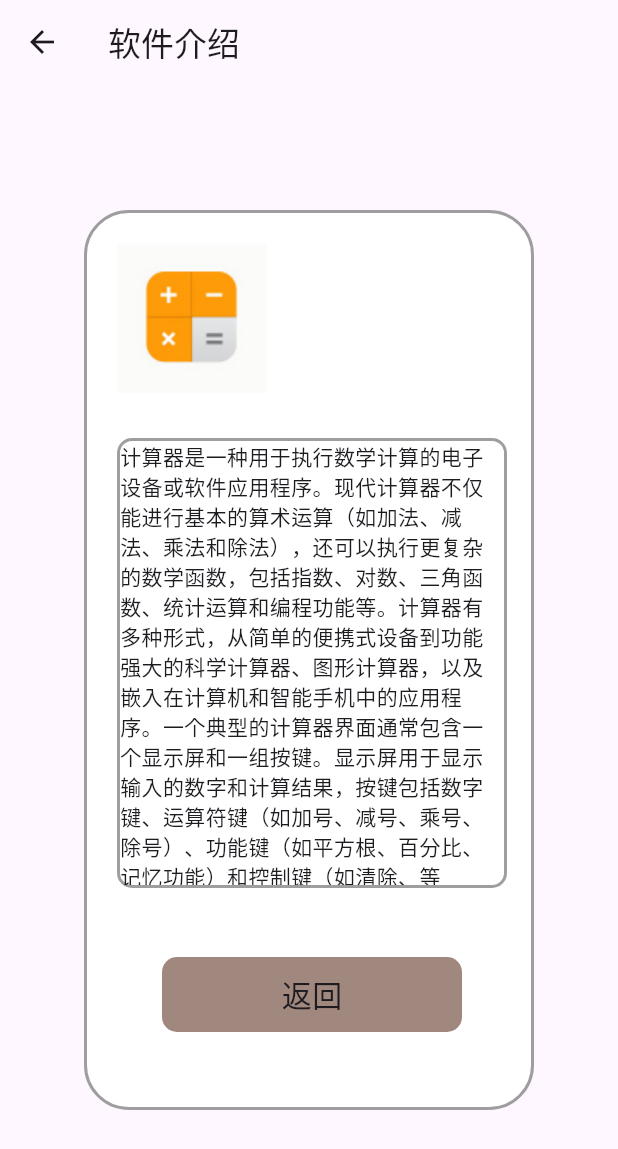
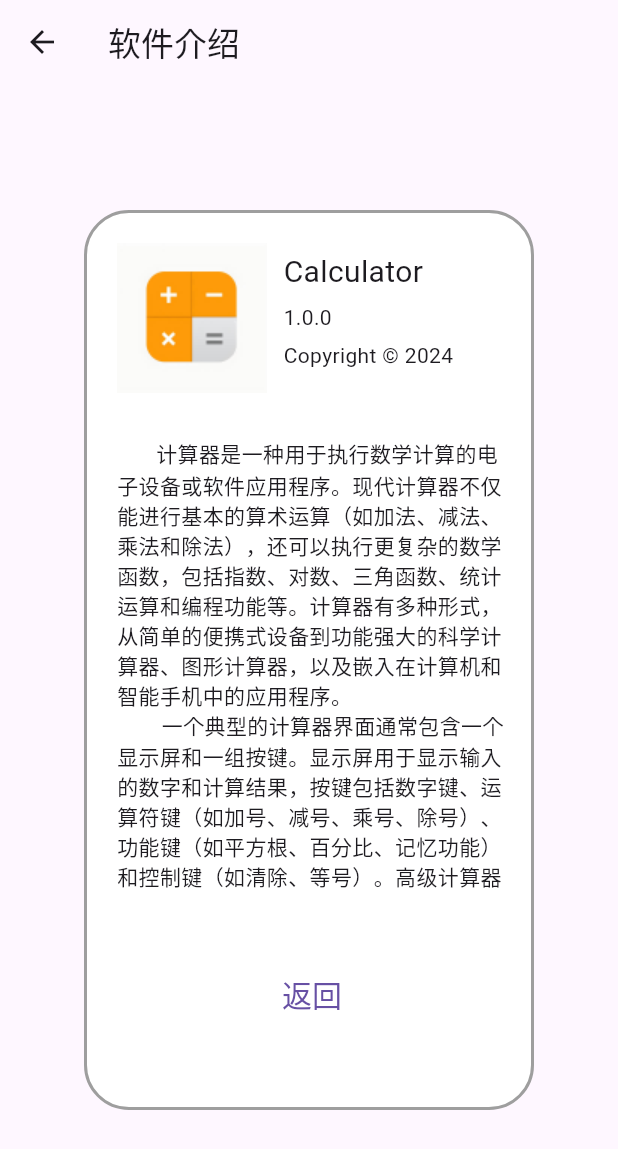
Before and after one commit to CoderMonstor/calculater, a Flutter app: the DetailsPage screen opened directly, on a phone screen of 412 x 824 dp. Shown: the top 1149 px of the screen. Run offline on Flutter 3.47's test engine with Material 3 defaults, Android fonts, the light colour scheme and no system bars; our stand-ins replace audioplayers; missing offline and left inert: shake_animation_widget.

Commit message:
结构优化

```diff
--- a/lib/about/details.dart
+++ /dev/null
@@ -1,163 +0,0 @@
-// import 'package:flutter/material.dart';
-//
-// class DetailsPage extends StatefulWidget {
-//   const DetailsPage({super.key});
-//
-//   @override
-//   State<DetailsPage> createState() => _DetailsPageState();
-// }
-//
-// class _DetailsPageState extends State<DetailsPage> {
-//   @override
-//   Widget build(BuildContext context) {
-//     return Scaffold(
-//       appBar: AppBar(
-//         title: const Text('软件介绍'),
-//       ),
-//       body: Column(
-//         children: [
-//            Row(
-//               children: [
-//                 Expanded(
-//                   child: Hero(
-//                       tag: 'imageHero',
-//                       child: Image.asset("assets/images/logo.png")),
-//                 ),
-//                 const Flexible(
-//                   child: Text("计算器是一种用于执行数学计算的电子设备或软件应用程序。"
-//                       "现代计算器不仅能进行基本的算术运算（如加法、减法、乘法和除法），"
-//                       "还可以执行更复杂的数学函数，包括指数、对数、三角函数、统计运算和编程功能等。"
-//                       "计算器有多种形式，从简单的便携式设备到功能强大的科学计算器、图形计算器，以及嵌入在计算机和智能手机中的应用程序。"
-//                       "一个典型的计算器界面通常包含一个显示屏和一组按键。显示屏用于显示输入的数字和计算结果，"
-//                       "按键包括数字键、运算符键（如加号、减号、乘号、除号）、功能键（如平方根、百分比、记忆功能）"
-//                       "和控制键（如清除、等号）。高级计算器还可能具有编程接口、方程求解、绘制图形和数据分析等功能。"
-//                       "计算器的使用极为广泛，从学生学习基础数学到科学家进行复杂的工程计算，它都是不可或缺的工具。"
-//                       "随着技术的进步，计算器的功能也在不断扩展，变得更加智能和用户友好。例如，智能手机上的计算器应用程序通常不仅"
-//                       "具有强大的计算功能，还可以与其他应用程序集成，提供更加全面的计算体验。"
-//                       "计算器是一种用于执行数学计算的电子设备或软件应用程序。"
-//                       "现代计算器不仅能进行基本的算术运算（如加法、减法、乘法和除法），"
-//                       "还可以执行更复杂的数学函数，包括指数、对数、三角函数、统计运算和编程功能等。"
-//                       "计算器有多种形式，从简单的便携式设备到功能强大的科学计算器、图形计算器，以及嵌入在计算机和智能手机中的应用程序。"
-//                       "一个典型的计算器界面通常包含一个显示屏和一组按键。显示屏用于显示输入的数字和计算结果，"
-//                       "按键包括数字键、运算符键（如加号、减号、乘号、除号）、功能键（如平方根、百分比、记忆功能）"
-//                       "和控制键（如清除、等号）。高级计算器还可能具有编程接口、方程求解、绘制图形和数据分析等功能。"
-//                       "计算器的使用极为广泛，从学生学习基础数学到科学家进行复杂的工程计算，它都是不可或缺的工具。"
-//                       "随着技术的进步，计算器的功能也在不断扩展，变得更加智能和用户友好。例如，智能手机上的计算器应用程序通常不仅"
-//                       "具有强大的计算功能，还可以与其他应用程序集成，提供更加全面的计算体验。"),
-//                 ),
-//
-//               ],
-//             )
-//           ]
-//       )
-//     );
-//   }
-// }
-
-import 'package:flutter/material.dart';
-
-class DetailsPage extends StatefulWidget {
-  const DetailsPage({super.key});
-
-  @override
-  State<DetailsPage> createState() => _DetailsPageState();
-}
-
-class _DetailsPageState extends State<DetailsPage> {
-  @override
-  Widget build(BuildContext context) {
-    return Scaffold(
-      appBar: AppBar(
-        title: const Text('软件介绍'),
-      ),
-      body: Center(
-        child: Container(
-          width: 300,
-          height: 600,
-          decoration: BoxDecoration(
-            color: Colors.white,
-            border: Border.all(color: Colors.grey, width: 2),
-            borderRadius: BorderRadius.circular(30),
-          ),
-          child: Stack(
-            children: [
-              Positioned(
-                  top: 20,
-                  left: 20,
-                  child: Container(
-                    width: 100,
-                    height: 100,
-                    decoration: BoxDecoration(
-                      color: Colors.blue.shade300,
-                      borderRadius: BorderRadius.circular(10),
-                    ),
-                    child: Hero(
-                            tag: 'imageHero',
-                            child: Image.asset("assets/images/logo.png")),
-
-                  )
-              ),
-              Positioned(
-                bottom: 50,
-                left: 50,
-                child: Container(
-                  width: 200,
-                  height: 50,
-                  decoration: BoxDecoration(
-                    color: Colors.brown.shade300,
-                    borderRadius: BorderRadius.circular(10),
-                  ),
-                  child: const Padding(
-                    padding: EdgeInsets.all(10.0),
-                    child: Row(
-                      mainAxisAlignment: MainAxisAlignment.spaceAround,
-                      children: [
-                        Text("返回",style: TextStyle(fontSize: 20),),
-                      ],
-                    )
-                  )
-                )
-              ),
-              Positioned(
-                top: 150,
-                left: 20,
-                child: Container(
-                  width: 260,
-                  height: 300,
-                  decoration: BoxDecoration(
-                    color: Colors.white,
-                    border: Border.all(color: Colors.grey, width: 2),
-                    borderRadius: BorderRadius.circular(10),
-                  ),
-                  child: Scrollable(
-                    axisDirection: AxisDirection.down,
-                    viewportBuilder: (context, offset) {
-                      return const SingleChildScrollView(
-                        child: Column(
-                          children: [
-                            Text("计算器是一种用于执行数学计算的电子设备或软件应用程序。"
-                                "现代计算器不仅能进行基本的算术运算（如加法、减法、乘法和除法），"
-                                "还可以执行更复杂的数学函数，包括指数、对数、三角函数、统计运算和编程功能等。"
-                                "计算器有多种形式，从简单的便携式设备到功能强大的科学计算器、图形计算器，以及嵌入在计算机和智能手机中的应用程序。"
-                                "一个典型的计算器界面通常包含一个显示屏和一组按键。显示屏用于显示输入的数字和计算结果，"
-                                "按键包括数字键、运算符键（如加号、减号、乘号、除号）、功能键（如平方根、百分比、记忆功能）"
-                                "和控制键（如清除、等号）。高级计算器还可能具有编程接口、方程求解、绘制图形和数据分析等功能。"
-                                "计算器的使用极为广泛，从学生学习基础数学到科学家进行复杂的工程计算，它都是不可或缺的工具。"
-                                "随着技术的进步，计算器的功能也在不断扩展，变得更加智能和用户友好。例如，智能手机上的计算器应用程序通常不仅"
-                                "具有强大的计算功能，还可以与其他应用程序集成，提供更加全面的计算体验。"
-                            )
-                          ]
-                        )
-                      );
-                    }
-                  ),
-                                    ),
-                  )
-
-            ],
-          ),
-          ),
-      ),
-    );
-  }
-}
--- /dev/null
+++ b/lib/setting/details.dart
@@ -0,0 +1,134 @@
+import 'package:flutter/material.dart';
+
+class DetailsPage extends StatefulWidget {
+  const DetailsPage({super.key});
+
+  @override
+  State<DetailsPage> createState() => _DetailsPageState();
+}
+
+class _DetailsPageState extends State<DetailsPage> {
+  @override
+  Widget build(BuildContext context) {
+    return Scaffold(
+      appBar: AppBar(
+        title: const Text('软件介绍'),
+      ),
+      body: Center(
+        child: Container(
+          width: 300,
+          height: 600,
+          decoration: BoxDecoration(
+            color: Colors.white,
+            border: Border.all(color: Colors.grey, width: 2),
+            borderRadius: BorderRadius.circular(30),
+          ),
+          child: Stack(
+            children: [
+              Positioned(
+                  top: 20,
+                  left: 20,
+                  child: Container(
+                    width: 100,
+                    height: 100,
+                    decoration: BoxDecoration(
+                      // color: Colors.blue.shade300,
+                      borderRadius: BorderRadius.circular(10),
+                    ),
+                    child: Hero(
+                            tag: 'imagesHero',
+                            child: Image.asset("assets/images/logo.png")),
+
+                  )
+              ),
+              const Positioned(
+                  top: 25,
+                  right: 15,
+                  child: SizedBox(
+                    width:150,
+                    height: 80,
+                    // decoration: BoxDecoration(
+                    //   color: Colors.brown.shade300,
+                    // ),
+                    child: Column(
+                      mainAxisAlignment: MainAxisAlignment.spaceBetween,
+                      crossAxisAlignment: CrossAxisAlignment.start,
+                      children: [
+                        Text('Calculator',style: TextStyle(fontSize: 20),),
+                        Text('1.0.0'),
+                        Text('Copyright © 2024'),
+                      ],
+                    ),
+                  )),
+              Positioned(
+                bottom: 50,
+                left: 50,
+                child: Container(
+                  width: 200,
+                  height: 50,
+                  decoration: BoxDecoration(
+                    // color: Colors.brown.shade300,
+                    borderRadius: BorderRadius.circular(10),
+                  ),
+                  child: Row(
+                    mainAxisAlignment: MainAxisAlignment.spaceAround,
+                    children: [
+                      TextButton(
+                        onPressed: (){
+                          Navigator.pop(context);
+                        },
+                        child:const Text("返回",style: TextStyle(fontSize: 20),),
+                        ),
+                    ],
+                  )
+                )
+              ),
+              Positioned(
+                top: 150,
+                left: 20,
+                child: Container(
+                  width: 260,
+                  height: 300,
+                  decoration: BoxDecoration(
+                    color: Colors.white,
+                    // border: Border.all(color: Colors.grey, width: 2),
+                    borderRadius: BorderRadius.circular(10),
+                  ),
+                  child: Scrollable(
+                    axisDirection: AxisDirection.down,
+                    viewportBuilder: (context, offset) {
+                      return const SingleChildScrollView(
+                        child: Column(
+                          children: [
+                            Text("       计算器是一种用于执行数学计算的电子设备或软件应用程序。"
+                                "现代计算器不仅能进行基本的算术运算（如加法、减法、乘法和除法），"
+                                "还可以执行更复杂的数学函数，包括指数、对数、三角函数、统计运算和编程功能等。"
+                                "计算器有多种形式，从简单的便携式设备到功能强大的科学计算器、"
+                                "图形计算器，以及嵌入在计算机和智能手机中的应用程序。"
+                                "\n        一个典型的计算器界面通常包含一个显示屏和一组按键。"
+                                "显示屏用于显示输入的数字和计算结果，"
+                                "按键包括数字键、运算符键（如加号、减号、乘号、除号）、"
+                                "功能键（如平方根、百分比、记忆功能）"
+                                "和控制键（如清除、等号）。高级计算器还可能具有编程接口、方程求解、"
+                                "绘制图形和数据分析等功能。"
+                                "计算器的使用极为广泛，从学生学习基础数学到科学家进行复杂的工程计算，"
+                                "它都是不可或缺的工具。"
+                                "\n        随着技术的进步，计算器的功能也在不断扩展，变得更加智能和用户友好。"
+                                "例如，智能手机上的计算器应用程序通常不仅"
+                                "具有强大的计算功能，还可以与其他应用程序集成，提供更加全面的计算体验。"
+                            )
+                          ]
+                        )
+                      );
+                    }
+                  ),
+                                    ),
+                  )
+
+            ],
+          ),
+          ),
+      ),
+    );
+  }
+}
--- a/lib/transform/output_transform.dart
+++ b/lib/transform/output_transform.dart
@@ -1,4 +1,3 @@
-import 'config.dart';
 import 'package:flutter/material.dart';
 
 class OutputTransform extends StatelessWidget {
@@ -15,6 +14,7 @@ class OutputTransform extends StatelessWidget {
           title: Text('人民币 CNY'),
         ),
         Container(
+          padding:const EdgeInsets.only(right: 50) ,
           alignment: Alignment.bottomRight,
           child: Text(
             result,
--- a/lib/widget/build_num_btn.dart
+++ b/lib/widget/build_keyboard.dart
@@ -1,5 +1,5 @@
 import 'equal_btn.dart';
-import '../animationDemo/btn_shake_animation.dart';
+import '../animationDemo/shake_audio.dart';
 import 'calculate.dart';
 import 'clear_btn.dart';
 import 'delete_btn.dart';
--- a/lib/widget/calc_show.dart
+++ b/lib/widget/calc_show.dart
@@ -3,7 +3,7 @@ import 'package:provider/provider.dart';
 
 
 import 'calculate.dart';
-import 'build_num_btn.dart';
+import 'build_keyboard.dart';
 import 'build_input_show.dart';
 class NumButtons extends StatefulWidget {
 
```
Also changed, not shown: lib/drop_down_menu/drop_down_page.dart (+6 -2 lines), lib/file.txt (+6 -4 lines), lib/main.dart (+5 -5 lines), lib/setting/setting_page.dart (+26 -10 lines), lib/transform/input_transform.dart (+18 -8 lines), lib/transform/transform_page.dart (+27 -89 lines), lib/widget/build_input_show.dart (+4 -7 lines), lib/widget/calculate.dart (+6 -2 lines), lib/animationDemo/shake_audio.dart (renamed from lib/animationDemo/btn_shake_animation.dart), lib/setting/login.dart (renamed from lib/Login/login.dart).
